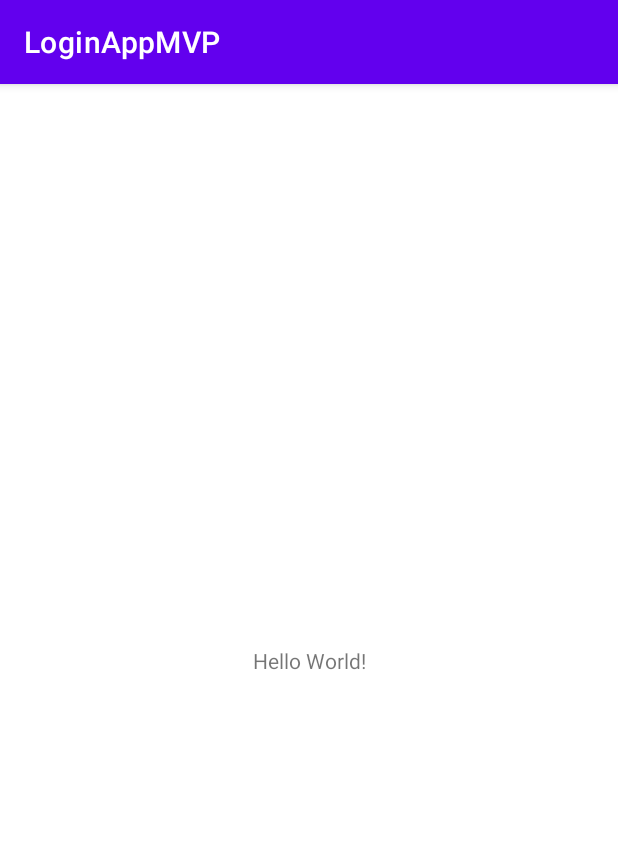
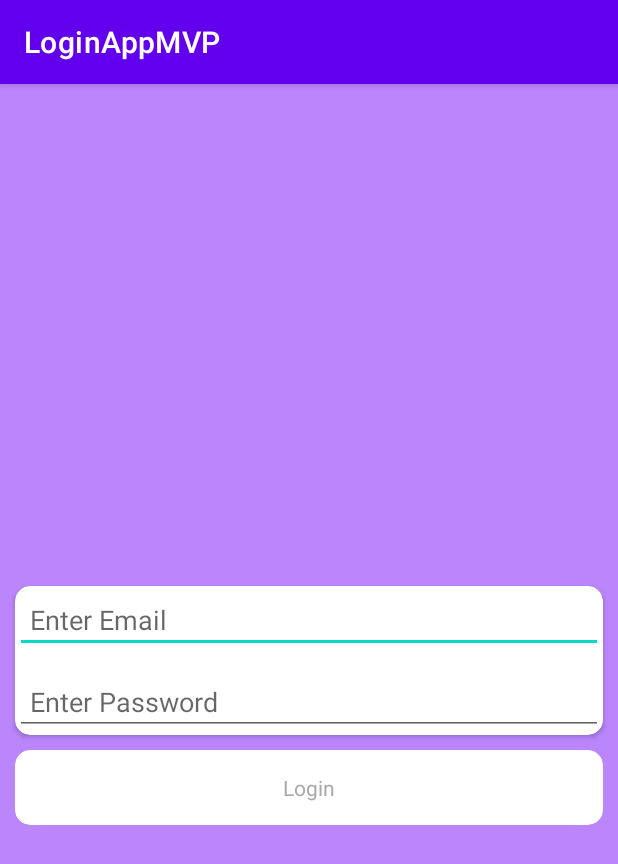
Before and after one commit to sagarannaldas/LoginAppMVP, an Android app: the screen it shows after launch (MainActivity), on a phone screen of 412 x 824 dp. Shown: the top 864 px of the screen. Run offline under Robolectric (Android 15) with nearby library versions, the phone set to English and light mode, and no system bars.

Commit message:
login validation and login screen design

```diff
--- a/app/build.gradle
+++ b/app/build.gradle
@@ -39,6 +39,7 @@ dependencies {
     implementation 'androidx.appcompat:appcompat:1.2.0'
     implementation 'com.google.android.material:material:1.3.0'
     implementation 'androidx.constraintlayout:constraintlayout:2.0.4'
+    implementation 'androidx.cardview:cardview:1.0.0'
     testImplementation 'junit:junit:4.+'
     androidTestImplementation 'androidx.test.ext:junit:1.1.2'
     androidTestImplementation 'androidx.test.espresso:espresso-core:3.3.0'
--- a/app/src/main/AndroidManifest.xml
+++ b/app/src/main/AndroidManifest.xml
@@ -9,6 +9,7 @@
         android:roundIcon="@mipmap/ic_launcher_round"
         android:supportsRtl="true"
         android:theme="@style/Theme.LoginAppMVP">
+        <activity android:name=".HomeActivity"></activity>
         <activity android:name=".MainActivity">
             <intent-filter>
                 <action android:name="android.intent.action.MAIN" />
--- a/app/src/main/java/in/techrebounce/loginappmvp/MainActivity.kt
+++ b/app/src/main/java/in/techrebounce/loginappmvp/MainActivity.kt
@@ -1,11 +1,58 @@
 package `in`.techrebounce.loginappmvp
 
+import android.content.Intent
+import android.os.Bundle
+import android.text.TextUtils
+import android.view.View
+import android.widget.EditText
+import android.widget.TextView
+import android.widget.Toast
 import androidx.appcompat.app.AppCompatActivity
-import android.os.Bundle
 
 class MainActivity : AppCompatActivity() {
+    lateinit var editTextUserName: EditText
+    lateinit var editTextPassword: EditText
+    lateinit var textViewSubmit: TextView
+
     override fun onCreate(savedInstanceState: Bundle?) {
         super.onCreate(savedInstanceState)
         setContentView(R.layout.activity_main)
+        bindViews()
+        textViewSubmit.setOnClickListener(object : View.OnClickListener {
+            override fun onClick(p0: View?) {
+                validateUser()
+            }
+        })
+    }
+
+    private fun validateUser() {
+        var focusView: View? = null
+        var cancel = false
+
+        var username = editTextUserName.text.toString()
+        var password = editTextPassword.text.toString()
+
+        if (TextUtils.isEmpty(username)) {
+            focusView = editTextUserName
+            cancel = true
+            Toast.makeText(this, "Please enter username", Toast.LENGTH_SHORT).show()
+        } else if (TextUtils.isEmpty(password)) {
+            focusView = editTextPassword
+            cancel = true
+            Toast.makeText(this, "Please enter password", Toast.LENGTH_SHORT).show()
+        }
+
+        if(cancel) {
+            focusView?.requestFocus()
+        } else {
+            val intent = Intent(this@MainActivity,HomeActivity::class.java)
+            startActivity(intent)
+        }
+    }
+
+    private fun bindViews() {
+        editTextUserName = findViewById(R.id.editTextUserName)
+        editTextPassword = findViewById(R.id.editTextPassword)
+        textViewSubmit = findViewById(R.id.textViewSubmit)
     }
 }
--- a/app/src/main/res/layout/activity_main.xml
+++ b/app/src/main/res/layout/activity_main.xml
@@ -4,15 +4,67 @@
     xmlns:tools="http://schemas.android.com/tools"
     android:layout_width="match_parent"
     android:layout_height="match_parent"
+    android:background="@color/purple_200"
     tools:context=".MainActivity">
 
-    <TextView
-        android:layout_width="wrap_content"
+    <androidx.cardview.widget.CardView
+        android:id="@+id/cardView"
+        android:layout_width="match_parent"
         android:layout_height="wrap_content"
-        android:text="Hello World!"
+        android:layout_margin="10dp"
+        android:padding="5dp"
+        app:cardBackgroundColor="@color/white"
+        app:cardCornerRadius="10dp"
+        app:cardElevation="2dp"
         app:layout_constraintBottom_toBottomOf="parent"
-        app:layout_constraintLeft_toLeftOf="parent"
-        app:layout_constraintRight_toRightOf="parent"
-        app:layout_constraintTop_toTopOf="parent" />
+        app:layout_constraintEnd_toEndOf="parent"
+        app:layout_constraintStart_toStartOf="parent"
+        app:layout_constraintTop_toTopOf="parent">
+
+        <LinearLayout
+            android:layout_width="match_parent"
+            android:layout_height="wrap_content"
+            android:orientation="vertical">
+
+            <EditText
+                android:id="@+id/editTextUserName"
+                android:layout_width="match_parent"
+                android:layout_height="wrap_content"
+                android:hint="Enter Email"
+                android:inputType="textEmailAddress"
+                android:padding="10dp" />
+
+            <EditText
+                android:id="@+id/editTextPassword"
+                android:layout_width="match_parent"
+                android:layout_height="wrap_content"
+                android:layout_marginTop="10dp"
+                android:hint="Enter Password"
+                android:inputType="textPassword"
+                android:padding="10dp" />
+
+        </LinearLayout>
+    </androidx.cardview.widget.CardView>
+
+    <androidx.cardview.widget.CardView
+        android:layout_width="match_parent"
+        android:layout_height="wrap_content"
+        android:layout_margin="10dp"
+        android:layout_marginTop="10dp"
+        app:cardCornerRadius="10dp"
+        app:layout_constraintEnd_toEndOf="@+id/cardView"
+        app:layout_constraintStart_toStartOf="@+id/cardView"
+        app:layout_constraintTop_toBottomOf="@+id/cardView">
+
+        <TextView
+            android:id="@+id/textViewSubmit"
+            android:layout_width="wrap_content"
+            android:layout_height="wrap_content"
+            android:layout_gravity="center"
+            android:padding="15dp"
+            android:text="Login"
+            android:textColor="@android:color/darker_gray" />
+
+    </androidx.cardview.widget.CardView>
 
 </androidx.constraintlayout.widget.ConstraintLayout>
```
Also changed, not shown: app/src/main/java/in/techrebounce/loginappmvp/HomeActivity.kt (added, +11 -0 lines), app/src/main/res/layout/activity_home.xml (added, +18 -0 lines).
